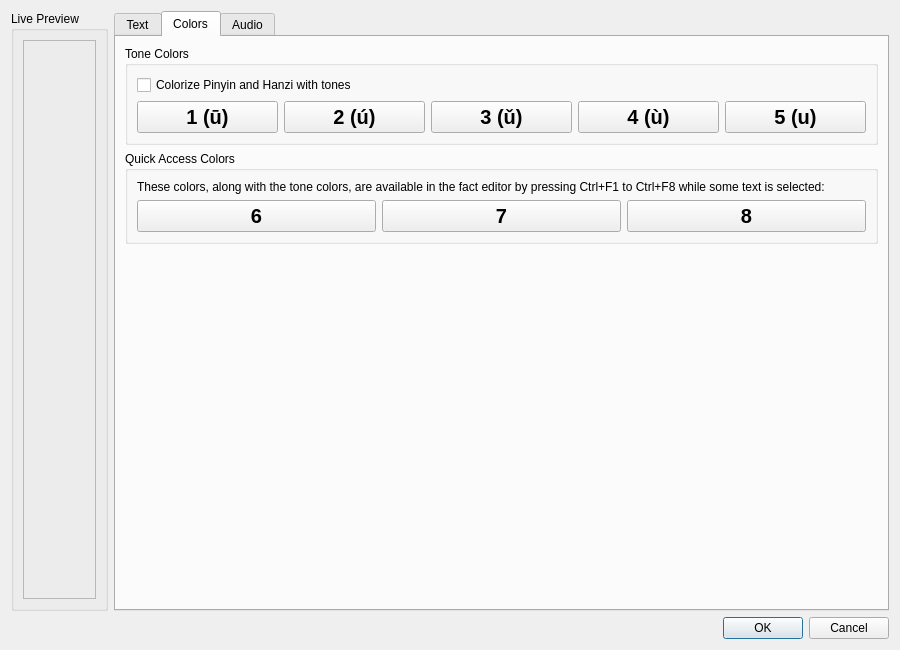
This is pinyin/forms/designer/preferences.ui in Nick3C/pinyin-toolkit as Qt 5 draws it before an edit. The edited form follows.
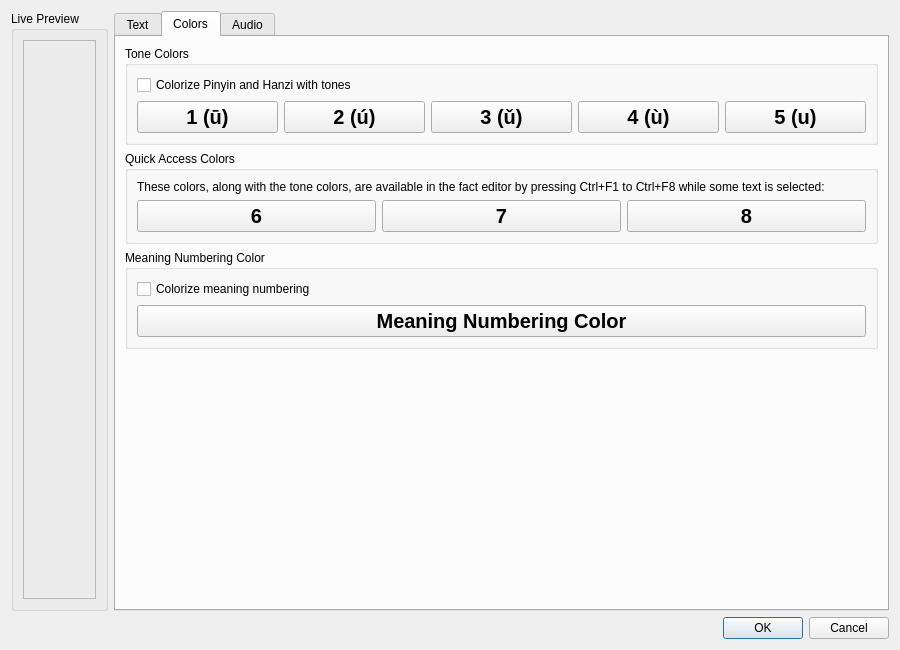
This is the edited form. The open tabs and pages were chosen to show the change.

Commit message: Add support for hanzi masking and meaning numbering colors in the preferences

```diff
--- a/pinyin/forms/designer/preferences.ui
+++ b/pinyin/forms/designer/preferences.ui
@@ -427,11 +427,44 @@
          </layout>
         </widget>
        </item>
+       <item>
+        <widget class="QGroupBox" name="meaningNumberingSettingsFrame">
+         <property name="title">
+          <string>Meaning Numbering Color</string>
+         </property>
+         <layout class="QGridLayout" name="gridLayout_6">
+          <item row="1" column="1">
+           <widget class="QPushButton" name="meaningNumberingColorButton">
+            <property name="font">
+             <font>
+              <pointsize>15</pointsize>
+              <weight>75</weight>
+              <bold>true</bold>
+             </font>
+            </property>
+            <property name="text">
+             <string>Meaning Numbering Color</string>
+            </property>
+           </widget>
+          </item>
+          <item row="0" column="1">
+           <widget class="QCheckBox" name="colorizeMeaningNumberingCheck">
+            <property name="text">
+             <string>Colorize meaning numbering</string>
+            </property>
+           </widget>
+          </item>
+         </layout>
+        </widget>
+       </item>
        <item>
         <spacer name="verticalSpacer_2">
          <property name="orientation">
           <enum>Qt::Vertical</enum>
          </property>
+         <property name="sizeType">
+          <enum>QSizePolicy::MinimumExpanding</enum>
+         </property>
          <property name="sizeHint" stdset="0">
           <size>
            <width>20</width>
```
Left out of the diff: 51 changed lines with no effect on the pictures. The commit also changes 3 other files.
